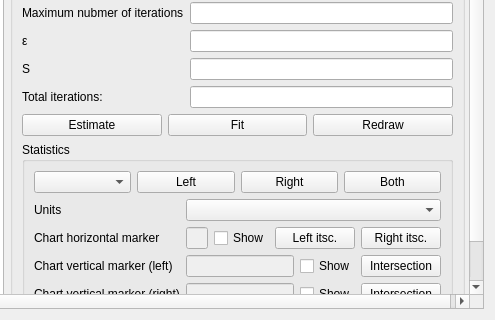
Above: src/gui/hyperbolefitwidget.ui from echmet/CEval before the change; both pictures show x 632 to 1127 and y 283 to 603 of the 1127 by 603 pixel window. Below: the same form after it.
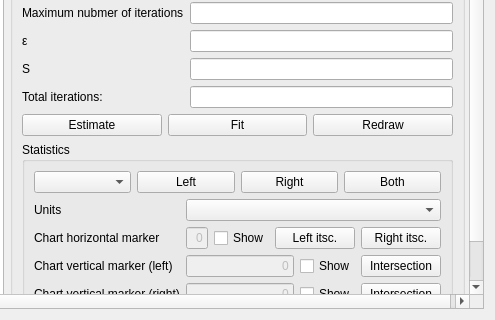
That is the form after the change. Custom widgets are drawn as their Qt base class.

Commit message: Promote line edits of marker positions to FloatingValueLineEdits

The edit to the form file:
```diff
--- a/src/gui/hyperbolefitwidget.ui
+++ b/src/gui/hyperbolefitwidget.ui
@@ -532,6 +532,9 @@
                      <property name="enabled">
                       <bool>false</bool>
                      </property>
+                     <property name="text">
+                      <string>0</string>
+                     </property>
                      <property name="alignment">
                       <set>Qt::AlignRight|Qt::AlignTrailing|Qt::AlignVCenter</set>
                      </property>
@@ -584,6 +587,9 @@
                      <property name="enabled">
                       <bool>false</bool>
                      </property>
+                     <property name="text">
+                      <string>0</string>
+                     </property>
                      <property name="alignment">
                       <set>Qt::AlignRight|Qt::AlignTrailing|Qt::AlignVCenter</set>
                      </property>
@@ -619,6 +625,9 @@
                      <property name="enabled">
                       <bool>false</bool>
                      </property>
+                     <property name="text">
+                      <string>0</string>
+                     </property>
                      <property name="alignment">
                       <set>Qt::AlignRight|Qt::AlignTrailing|Qt::AlignVCenter</set>
                      </property>
```
Left out of the diff: 6 changed lines with no effect on the pictures.
